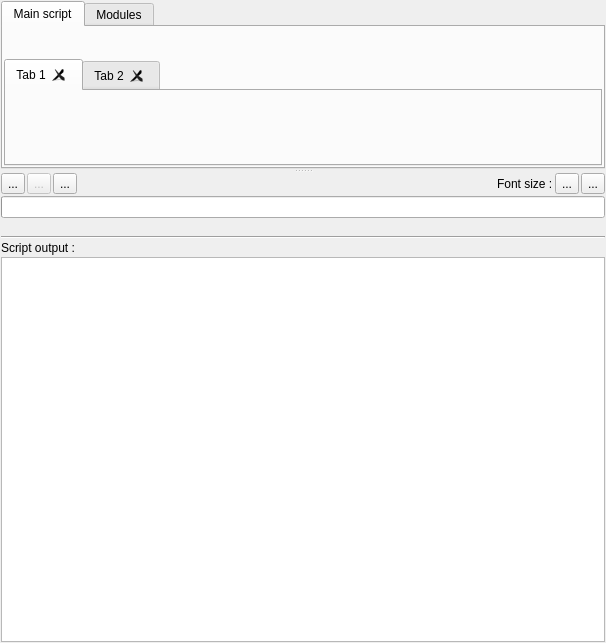
Qt form plugins/view/pythonscriptview/PythonScriptViewWidget.ui (vadivelselvaraj/TulipGLImprovement) before a commit.
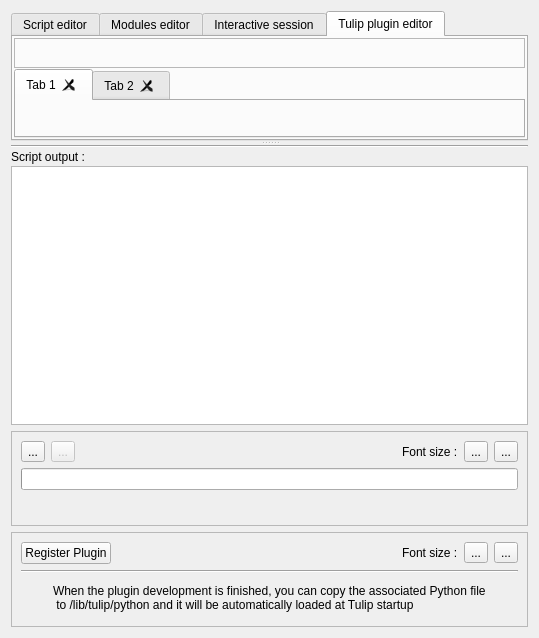
The same form after that commit. The open tabs and pages were chosen to show the change. Icons and pictures are not drawn. Custom widgets are drawn as their Qt base class.

Commit message: - integrate Python Script View from 3.6 branch into trunk - also reactivate its compilation

What changed in the file:
```diff
--- a/plugins/view/pythonscriptview/PythonScriptViewWidget.ui
+++ b/plugins/view/pythonscriptview/PythonScriptViewWidget.ui
@@ -6,8 +6,8 @@
    <rect>
     <x>0</x>
     <y>0</y>
-    <width>606</width>
-    <height>643</height>
+    <width>539</width>
+    <height>638</height>
    </rect>
   </property>
   <property name="sizePolicy">
@@ -19,13 +19,7 @@
   <property name="windowTitle">
    <string>Form</string>
   </property>
-  <layout class="QVBoxLayout" name="verticalLayout_3">
-   <property name="spacing">
-    <number>1</number>
-   </property>
-   <property name="margin">
-    <number>1</number>
-   </property>
+  <layout class="QVBoxLayout" name="verticalLayout_7">
    <item>
     <widget class="QSplitter" name="splitter">
      <property name="orientation">
@@ -52,7 +46,7 @@
       </property>
       <widget class="QWidget" name="tab">
        <attribute name="title">
-        <string>Main script</string>
+        <string>Script editor</string>
        </attribute>
        <layout class="QVBoxLayout" name="verticalLayout">
         <property name="spacing">
@@ -62,21 +56,18 @@
          <number>1</number>
         </property>
         <item>
-         <widget class="QWidget" name="mainScriptToolBarWidget" native="true">
-          <property name="sizePolicy">
-           <sizepolicy hsizetype="Expanding" vsizetype="Preferred">
-            <horstretch>0</horstretch>
-            <verstretch>0</verstretch>
-           </sizepolicy>
-          </property>
+         <widget class="QFrame" name="mainScriptToolBarWidget">
           <property name="minimumSize">
            <size>
-            <width>400</width>
+            <width>0</width>
             <height>30</height>
            </size>
           </property>
-          <property name="styleSheet">
-           <string notr="true"/>
+          <property name="frameShape">
+           <enum>QFrame::StyledPanel</enum>
+          </property>
+          <property name="frameShadow">
+           <enum>QFrame::Raised</enum>
           </property>
          </widget>
         </item>
@@ -101,7 +92,7 @@
       </widget>
       <widget class="QWidget" name="tab_2">
        <attribute name="title">
-        <string>Modules</string>
+        <string>Modules editor</string>
        </attribute>
        <layout class="QVBoxLayout" name="verticalLayout_4">
         <property name="spacing">
@@ -148,6 +139,65 @@
         </item>
        </layout>
       </widget>
+      <widget class="QWidget" name="tab_7">
+       <attribute name="title">
+        <string>Interactive session</string>
+       </attribute>
+       <layout class="QVBoxLayout" name="verticalLayout_5">
+        <item>
+         <widget class="PythonShellWidget" name="pythonShellWidget" native="true"/>
+        </item>
+       </layout>
+      </widget>
+      <widget class="QWidget" name="tab_8">
+       <attribute name="title">
+        <string>Tulip plugin editor</string>
+       </attribute>
+       <layout class="QVBoxLayout" name="verticalLayout_8">
+        <property name="spacing">
+         <number>1</number>
+        </property>
+        <property name="margin">
+         <number>1</number>
+        </property>
+        <item>
+         <widget class="QFrame" name="pluginsToolBarWidget">
+          <property name="minimumSize">
+           <size>
+            <width>0</width>
+            <height>30</height>
+           </size>
+          </property>
+          <property name="frameShape">
+           <enum>QFrame::StyledPanel</enum>
+          </property>
+          <property name="frameShadow">
+           <enum>QFrame::Raised</enum>
+          </property>
+         </widget>
+        </item>
+        <item>
+         <widget class="QTabWidget" name="pluginsTabWidget">
+          <property name="currentIndex">
+           <number>0</number>
+          </property>
+          <property name="tabsClosable">
+           <bool>true</bool>
+          </property>
+          <widget class="QWidget" name="tab_9">
+           <attribute name="title">
+            <string>Tab 1</string>
+           </attribute>
+          </widget>
+          <widget class="QWidget" name="tab_10">
+           <attribute name="title">
+            <string>Tab 2</string>
+           </attribute>
+          </widget>
+         </widget>
+        </item>
+       </layout>
+      </widget>
      </widget>
      <widget class="QWidget" name="layoutWidget">
       <layout class="QVBoxLayout" name="verticalLayout_2">
@@ -155,6 +205,58 @@
         <number>2</number>
        </property>
        <item>
+        <widget class="Line" name="line">
+         <property name="orientation">
+          <enum>Qt::Horizontal</enum>
+         </property>
+        </widget>
+       </item>
+       <item>
+        <widget class="QLabel" name="label">
+         <property name="text">
+          <string>Script output :</string>
+         </property>
+        </widget>
+       </item>
+       <item>
+        <widget class="QPlainTextEdit" name="consoleOutputWidget">
+         <property name="sizePolicy">
+          <sizepolicy hsizetype="Expanding" vsizetype="Expanding">
+           <horstretch>0</horstretch>
+           <verstretch>0</verstretch>
+          </sizepolicy>
+         </property>
+         <property name="readOnly">
+          <bool>true</bool>
+         </property>
+        </widget>
+       </item>
+      </layout>
+     </widget>
+    </widget>
+   </item>
+   <item>
+    <widget class="QFrame" name="scriptControlFrame">
+     <property name="minimumSize">
+      <size>
+       <width>0</width>
+       <height>95</height>
+      </size>
+     </property>
+     <property name="maximumSize">
+      <size>
+       <width>16777215</width>
+       <height>95</height>
+      </size>
+     </property>
+     <property name="frameShape">
+      <enum>QFrame::StyledPanel</enum>
+     </property>
+     <property name="frameShadow">
+      <enum>QFrame::Raised</enum>
+     </property>
+     <layout class="QVBoxLayout" name="verticalLayout_3">
+      <item>
         <layout class="QHBoxLayout" name="horizontalLayout_2">
          <item>
           <widget class="QToolButton" name="runScriptButton">
@@ -187,20 +289,6 @@
            </property>
           </widget>
          </item>
-         <item>
-          <widget class="QToolButton" name="showApiDocButton">
-           <property name="toolTip">
-            <string>Tulip Python API documentation</string>
-           </property>
-           <property name="text">
-            <string>...</string>
-           </property>
-           <property name="icon">
-            <iconset resource="PythonScriptViewResource.qrc">
-             <normaloff>:/icons/info.png</normaloff>:/icons/info.png</iconset>
-           </property>
-          </widget>
-         </item>
          <item>
           <spacer name="horizontalSpacer">
            <property name="orientation">
@@ -271,39 +359,141 @@
          </property>
         </widget>
        </item>
-       <item>
-        <widget class="Line" name="line">
-         <property name="orientation">
-          <enum>Qt::Horizontal</enum>
-         </property>
+     </layout>
         </widget>
        </item>
        <item>
-        <widget class="QLabel" name="label">
+    <widget class="QFrame" name="pluginControlFrame">
+     <property name="minimumSize">
+      <size>
+       <width>0</width>
+       <height>95</height>
+      </size>
+     </property>
+     <property name="maximumSize">
+      <size>
+       <width>16777215</width>
+       <height>95</height>
+      </size>
+     </property>
+     <property name="frameShape">
+      <enum>QFrame::StyledPanel</enum>
+     </property>
+     <property name="frameShadow">
+      <enum>QFrame::Raised</enum>
+     </property>
+     <layout class="QVBoxLayout" name="verticalLayout_6">
+      <item>
+       <layout class="QHBoxLayout" name="horizontalLayout">
+        <item>
+         <widget class="QPushButton" name="registerPluginButton">
          <property name="text">
-          <string>Script output :</string>
+           <string>Register Plugin</string>
          </property>
         </widget>
        </item>
        <item>
-        <widget class="QPlainTextEdit" name="consoleOutputWidget">
+         <widget class="QLabel" name="pluginStatusLabel">
          <property name="sizePolicy">
-          <sizepolicy hsizetype="Expanding" vsizetype="Expanding">
+           <sizepolicy hsizetype="Expanding" vsizetype="Preferred">
            <horstretch>0</horstretch>
            <verstretch>0</verstretch>
           </sizepolicy>
          </property>
-         <property name="readOnly">
-          <bool>true</bool>
+          <property name="text">
+           <string/>
          </property>
         </widget>
        </item>
-      </layout>
-     </widget>
-    </widget>
-   </item>
-  </layout>
- </widget>
+        <item>
+         <widget class="QLabel" name="label_3">
+          <property name="text">
+           <string>Font size :</string>
+          </property>
+         </widget>
+        </item>
+        <item>
+         <widget class="QToolButton" name="decreaseFontSizeButton2">
+          <property name="text">
+           <string>...</string>
+          </property>
+          <property name="icon">
+           <iconset resource="PythonScriptViewResource.qrc">
+            <normaloff>:/icons/round_minus.png</normaloff>:/icons/round_minus.png</iconset>
+          </property>
+         </widget>
+        </item>
+        <item>
+         <widget class="QToolButton" name="increaseFontSizeButton2">
+          <property name="text">
+           <string>...</string>
+          </property>
+          <property name="icon">
+           <iconset resource="PythonScriptViewResource.qrc">
+            <normaloff>:/icons/round_plus.png</normaloff>:/icons/round_plus.png</iconset>
+          </property>
+         </widget>
+        </item>
+       </layout>
+      </item>
+      <item>
+       <widget class="Line" name="line_2">
+        <property name="orientation">
+         <enum>Qt::Horizontal</enum>
+        </property>
+       </widget>
+      </item>
+      <item>
+       <layout class="QHBoxLayout" name="horizontalLayout_3">
+        <item>
+         <spacer name="horizontalSpacer_3">
+          <property name="orientation">
+           <enum>Qt::Horizontal</enum>
+          </property>
+          <property name="sizeHint" stdset="0">
+           <size>
+            <width>40</width>
+            <height>20</height>
+           </size>
+          </property>
+         </spacer>
+        </item>
+        <item>
+         <widget class="QLabel" name="label_4">
+          <property name="text">
+           <string>When the plugin development is finished, you can copy the associated Python file
+ to &lt;tulip_dir&gt;/lib/tulip/python and it will be automatically loaded at Tulip startup</string>
+          </property>
+         </widget>
+        </item>
+        <item>
+         <spacer name="horizontalSpacer_4">
+          <property name="orientation">
+           <enum>Qt::Horizontal</enum>
+          </property>
+          <property name="sizeHint" stdset="0">
+           <size>
+            <width>40</width>
+            <height>20</height>
+           </size>
+          </property>
+         </spacer>
+        </item>
+       </layout>
+      </item>
+     </layout>
+    </widget>
+   </item>
+  </layout>
+ </widget>
+ <customwidgets>
+  <customwidget>
+   <class>PythonShellWidget</class>
+   <extends>QWidget</extends>
+   <header>PythonShellWidget.h</header>
+   <container>1</container>
+  </customwidget>
+ </customwidgets>
  <resources>
   <include location="PythonScriptViewResource.qrc"/>
  </resources>
```
Left out of the diff: 16 changed lines with no effect on the pictures. Lines whose indentation alone changed are shown as unchanged. The commit also changes 84 other files.
